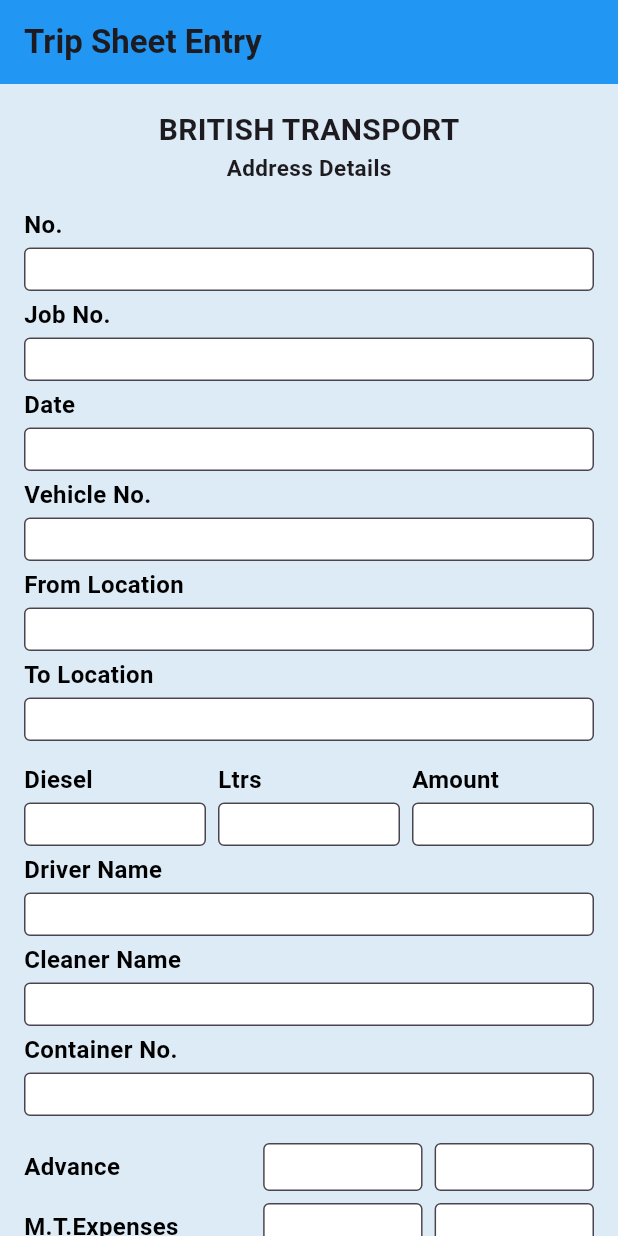
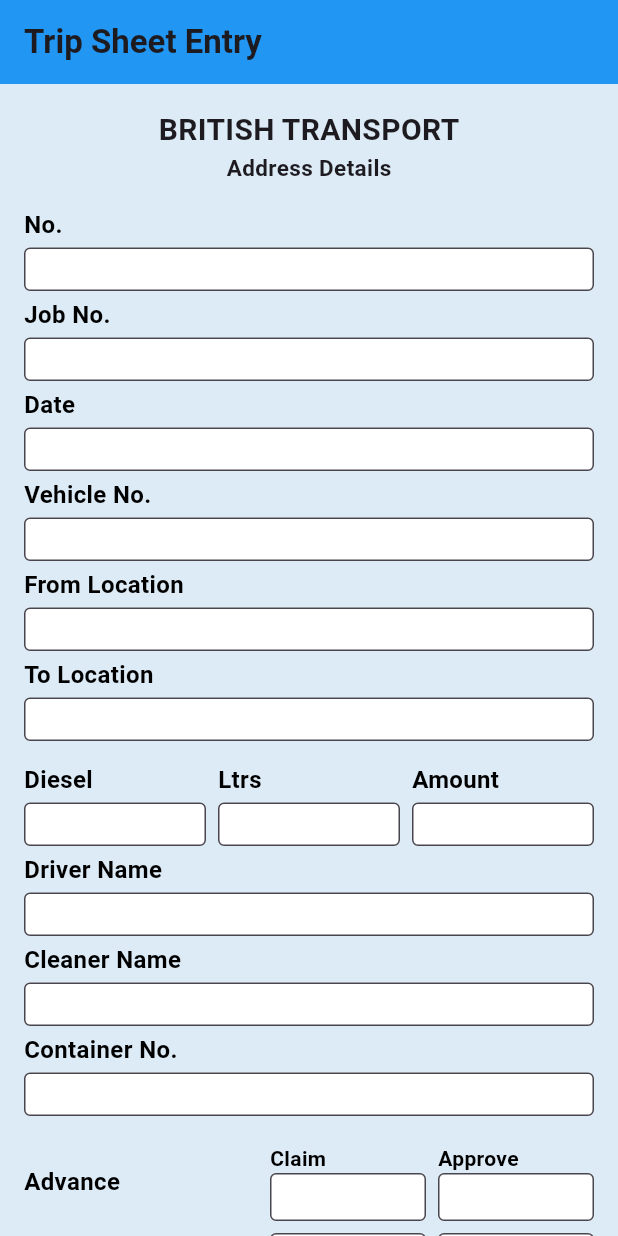
Before and after one commit to alibabakutty/transport_entry_app, a Flutter app: the screen it shows after launch, on a phone screen of 412 x 824 dp. Run offline on Flutter 3.47's test engine with Material 3 defaults, Android fonts, the phone set to English and light mode, and no system bars.

Commit message:
heading with claim and approve

```diff
--- a/lib/home_page.dart
+++ b/lib/home_page.dart
@@ -53,8 +53,8 @@
                 const InputField(label: 'Container No.'),
                 const SizedBox(height: 10),
 
-                // Expenses Section
-                const ExpenseRow(label: 'Advance'),
+                // ** Claim and Approve Headers (only for the first ExpenseRow) **
+                const ExpenseRow(label: 'Advance', isFirstRow: true),
                 const ExpenseRow(label: 'M.T.Expenses'),
                 const ExpenseRow(label: 'Toll'),
                 const ExpenseRow(label: 'Driver Charges'),
--- a/lib/widgets/expense_row.dart
+++ b/lib/widgets/expense_row.dart
@@ -2,9 +2,11 @@
 
 class ExpenseRow extends StatelessWidget {
   final String label;
+  final bool isFirstRow; // Add a flag to indicate if it's the first row
   const ExpenseRow({
     super.key,
     required this.label,
+    this.isFirstRow = false, // Default to false for other rows
   });
 
   @override
@@ -13,6 +15,7 @@
       padding: const EdgeInsets.symmetric(vertical: 4.0),
       child: Row(
         children: [
+          // Label section (e.g., "Advance", "Toll")
           Expanded(
             flex: 3,
             child: Text(
@@ -24,6 +27,71 @@
               ),
             ),
           ),
+          const SizedBox(width: 8),
+
+          // If it's the first row, display Claim and Approve headers
+          if (isFirstRow) ...[
+            // Claim and Approve section
+            Expanded(
+              flex: 2,
+              child: Column(
+                crossAxisAlignment: CrossAxisAlignment.start,
+                children: [
+                  const Text(
+                    'Claim',
+                    style: TextStyle(
+                      fontSize: 14,
+                      fontWeight: FontWeight.bold,
+                      color: Colors.black,
+                    ),
+                  ),
+                  TextField(
+                    decoration: InputDecoration(
+                      border: OutlineInputBorder(),
+                      isDense: true, // Reduces the default height
+                      fillColor: Colors.white,
+                      filled: true,
+                      contentPadding: const EdgeInsets.symmetric(
+                        horizontal: 8.0,
+                        vertical: 4.0,
+                      ),
+                    ),
+                  ),
+                ],
+              ),
+            ),
+            const SizedBox(width: 8),
+            Expanded(
+              flex: 2,
+              child: Column(
+                crossAxisAlignment: CrossAxisAlignment.start,
+                children: [
+                  const Text(
+                    'Approve',
+                    style: TextStyle(
+                      fontSize: 14,
+                      fontWeight: FontWeight.bold,
+                      color: Colors.black,
+                    ),
+                  ),
+                  TextField(
+                    decoration: InputDecoration(
+                      border: OutlineInputBorder(),
+                      isDense: true, // Reduces the default height
+                      fillColor: Colors.white,
+                      filled: true,
+                      contentPadding: const EdgeInsets.symmetric(
+                        horizontal: 8.0,
+                        vertical: 4.0,
+                      ),
+                    ),
+                  ),
+                ],
+              ),
+            ),
+          ]
+          // For other rows, no Claim and Approve headers
+          else ...[
             Expanded(
               flex: 2,
               child: TextField(
@@ -55,6 +123,7 @@
                 ),
               ),
             ),
+          ]
         ],
       ),
     );
```
Lines whose indentation alone changed are shown as unchanged.
